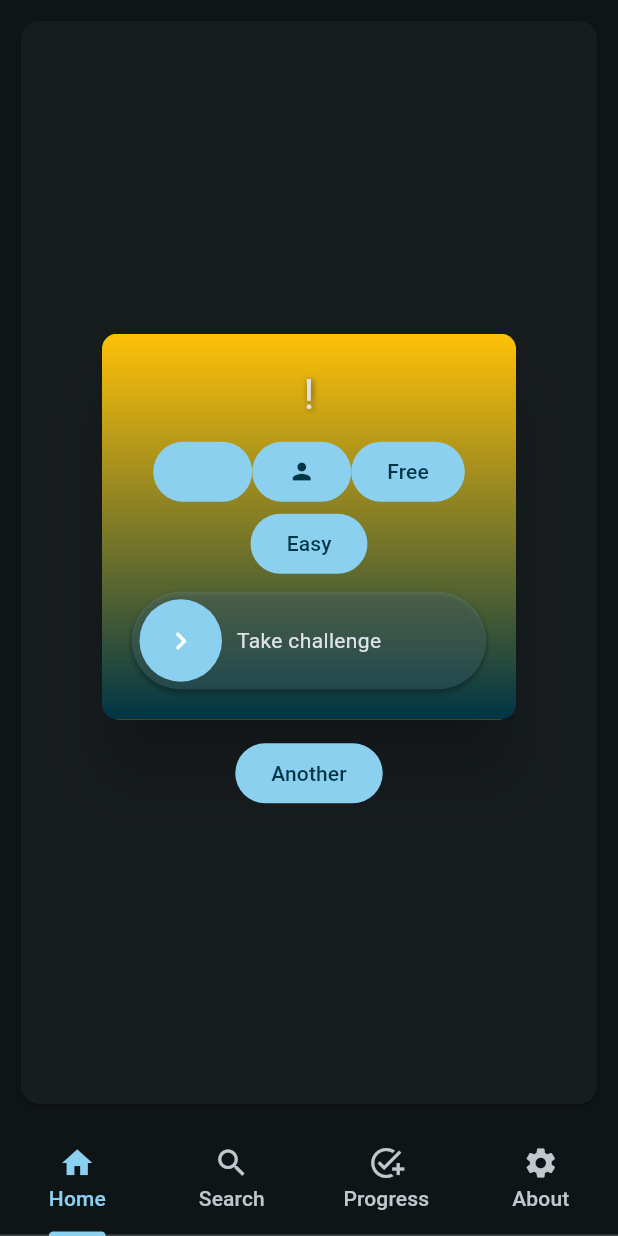
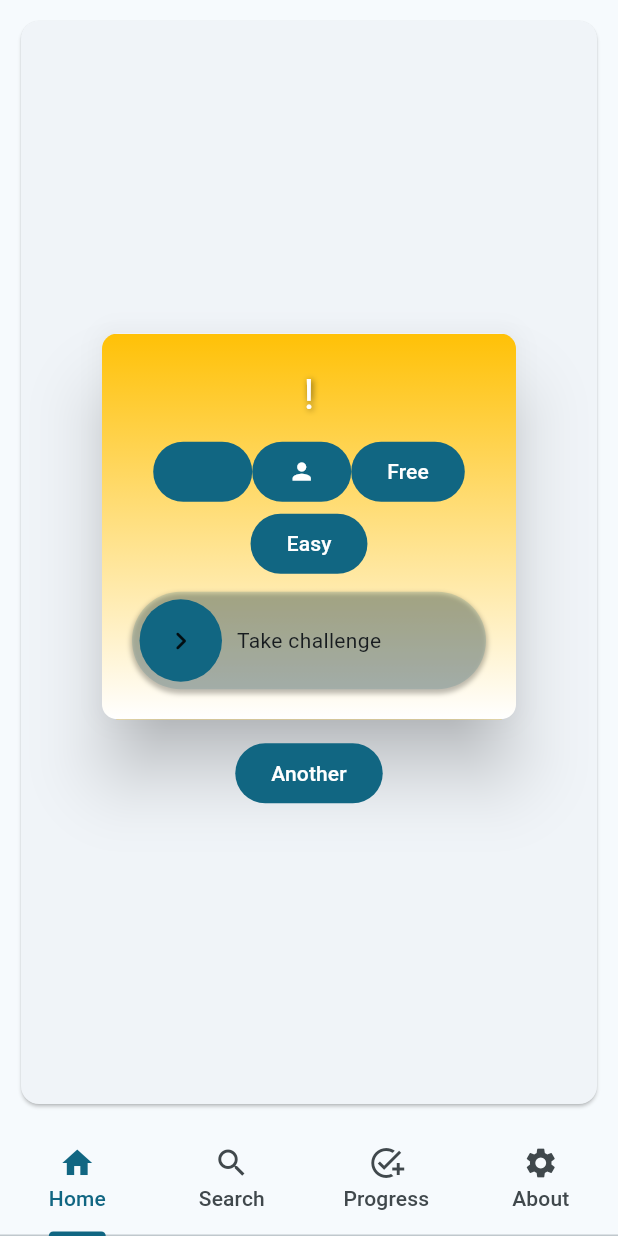
Before and after one commit to CerberusProgrammer/what_to_do, a Flutter app: the screen it shows after launch, after a tap on "Discover it!", on a phone screen of 412 x 824 dp. Run offline on Flutter 3.47's test engine with Material 2 defaults, Android fonts, the phone set to English and light mode, and no system bars; drawn by our look-alikes of action_slider; our stand-ins replace animated_text_kit, google_fonts, simple_circular_progress_bar, sqflite; missing offline and left inert: metaballs; accounts and stored records are empty; network calls fail.

```diff
--- a/lib/card/activity_card.dart
+++ b/lib/card/activity_card.dart
@@ -52,6 +52,7 @@ class ActivityCard extends StatelessWidget {
                   '${activity.activity}!',
                   style: const TextStyle(
                     fontSize: 28,
+                    color: Colors.white,
                     shadows: [
                       Shadow(
                         offset: Offset(1.0, 1),
--- a/lib/main.dart
+++ b/lib/main.dart
@@ -15,10 +15,10 @@ void main() {
     theme: ThemeData(
       colorSchemeSeed: Colors.blueGrey,
       useMaterial3: true,
-      brightness: Brightness.dark,
+      brightness: Brightness.light,
     ),
     darkTheme: ThemeData(
-      colorSchemeSeed: Colors.blueGrey,
+      colorSchemeSeed: Colors.purple,
       useMaterial3: true,
       brightness: Brightness.dark,
     ),
```
Also changed, not shown: lib/object/activity.dart (+9 -9 lines).
